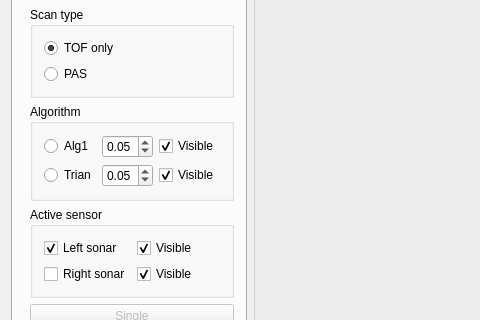
The window that mainwindow.ui (mfrydrysiak/PAS_triangulation_sonar) describes before a commit, drawn with Qt 5; both pictures show x 0 to 480 and y 104 to 424 of the 793 by 776 pixel window.
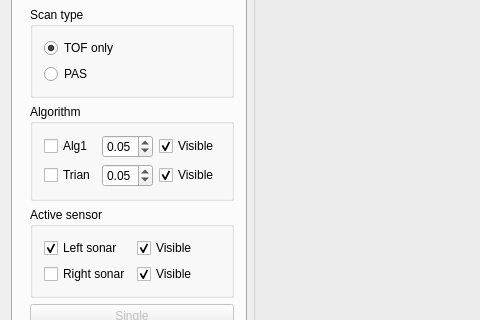
The same window after the commit. Custom widgets are drawn as their Qt base class.

Patch:
```diff
--- a/mainwindow.ui
+++ b/mainwindow.ui
@@ -377,20 +377,6 @@
                  </property>
                 </widget>
                </item>
-               <item row="0" column="0">
-                <widget class="QRadioButton" name="cBox_alg1">
-                 <property name="text">
-                  <string>Alg1</string>
-                 </property>
-                </widget>
-               </item>
-               <item row="1" column="0">
-                <widget class="QRadioButton" name="rBtn_Trian">
-                 <property name="text">
-                  <string>Trian</string>
-                 </property>
-                </widget>
-               </item>
                <item row="1" column="1">
                 <widget class="QDoubleSpinBox" name="spinBox_Tr">
                  <property name="maximum">
@@ -414,6 +400,20 @@
                  </property>
                 </widget>
                </item>
+               <item row="0" column="0">
+                <widget class="QCheckBox" name="cBox_alg1">
+                 <property name="text">
+                  <string>Alg1</string>
+                 </property>
+                </widget>
+               </item>
+               <item row="1" column="0">
+                <widget class="QCheckBox" name="rBtn_Trian">
+                 <property name="text">
+                  <string>Trian</string>
+                 </property>
+                </widget>
+               </item>
               </layout>
              </widget>
             </item>
```
